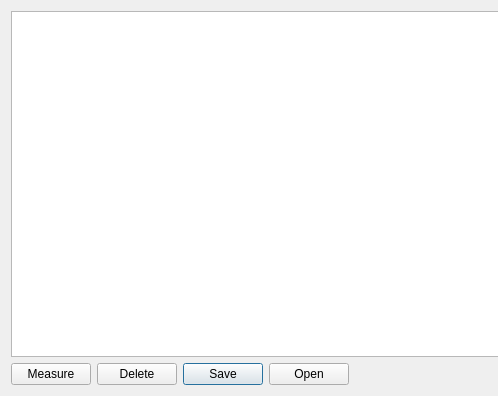
Above: RFExperiments/Software/Application/Calibration/calibrationtracedialog.ui from jankae/VNA before the change; both pictures show x 0 to 498 and y 0 to 396 of the 1066 by 396 pixel window. Below: the same form after it.
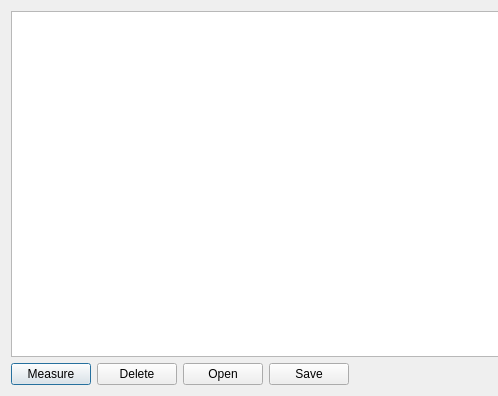
That is the form after the change. Icons and pictures are not drawn.

Commit message: Calibration trace data save/open

```diff
--- a/RFExperiments/Software/Application/Calibration/calibrationtracedialog.ui
+++ b/RFExperiments/Software/Application/Calibration/calibrationtracedialog.ui
@@ -66,15 +66,22 @@
         </widget>
        </item>
        <item>
-        <widget class="QDialogButtonBox" name="buttonBox">
-         <property name="sizePolicy">
-          <sizepolicy hsizetype="Maximum" vsizetype="Fixed">
-           <horstretch>0</horstretch>
-           <verstretch>0</verstretch>
-          </sizepolicy>
+        <widget class="QPushButton" name="bOpen">
+         <property name="text">
+          <string>Open</string>
          </property>
-         <property name="standardButtons">
-          <set>QDialogButtonBox::Open|QDialogButtonBox::Save</set>
+         <property name="icon">
+          <iconset theme="document-open"/>
+         </property>
+        </widget>
+       </item>
+       <item>
+        <widget class="QPushButton" name="bSave">
+         <property name="text">
+          <string>Save</string>
+         </property>
+         <property name="icon">
+          <iconset theme="document-save"/>
          </property>
         </widget>
        </item>
```
The commit also changes 5 other files.
